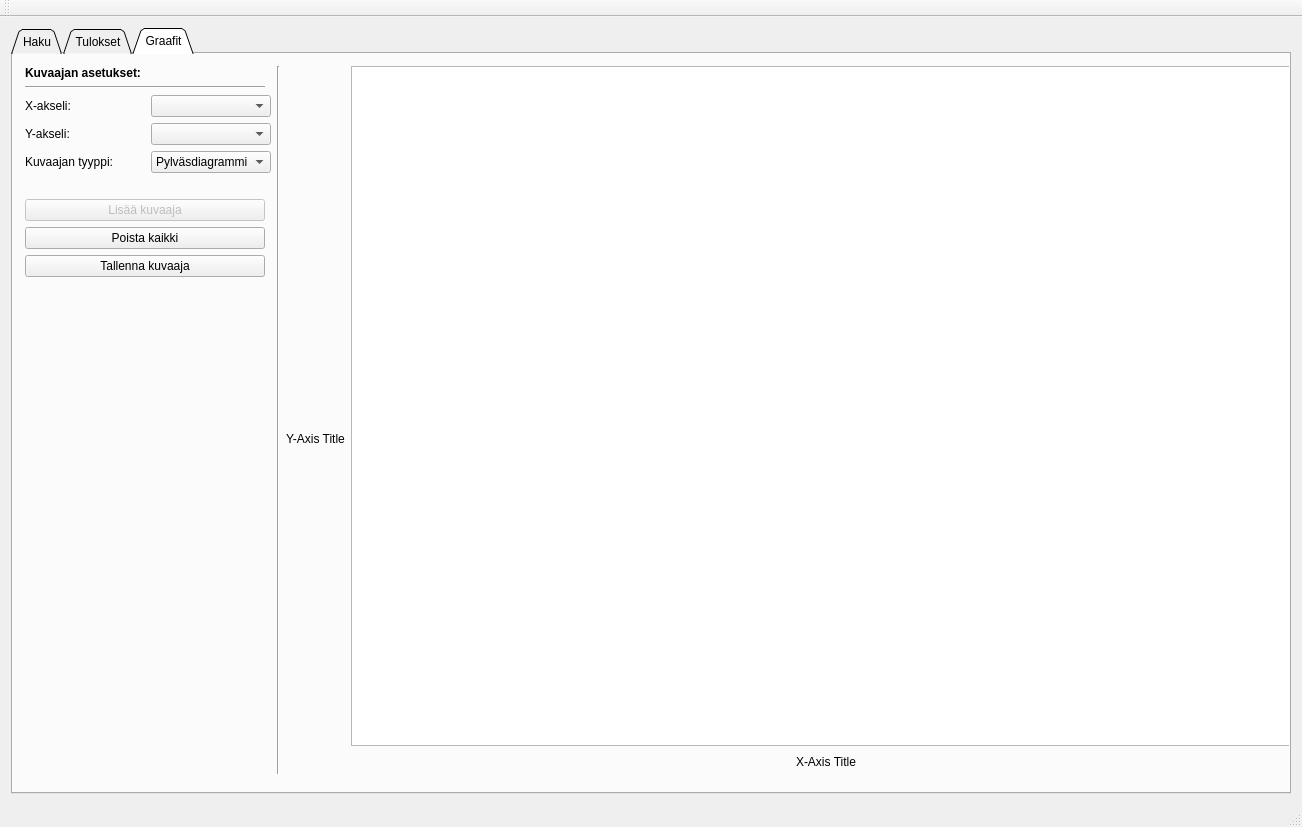
Before: the Qt Designer form App/UI/finlandia.ui in vikidi/Finlandia-Hiihto-Visual, drawn with Qt 5.
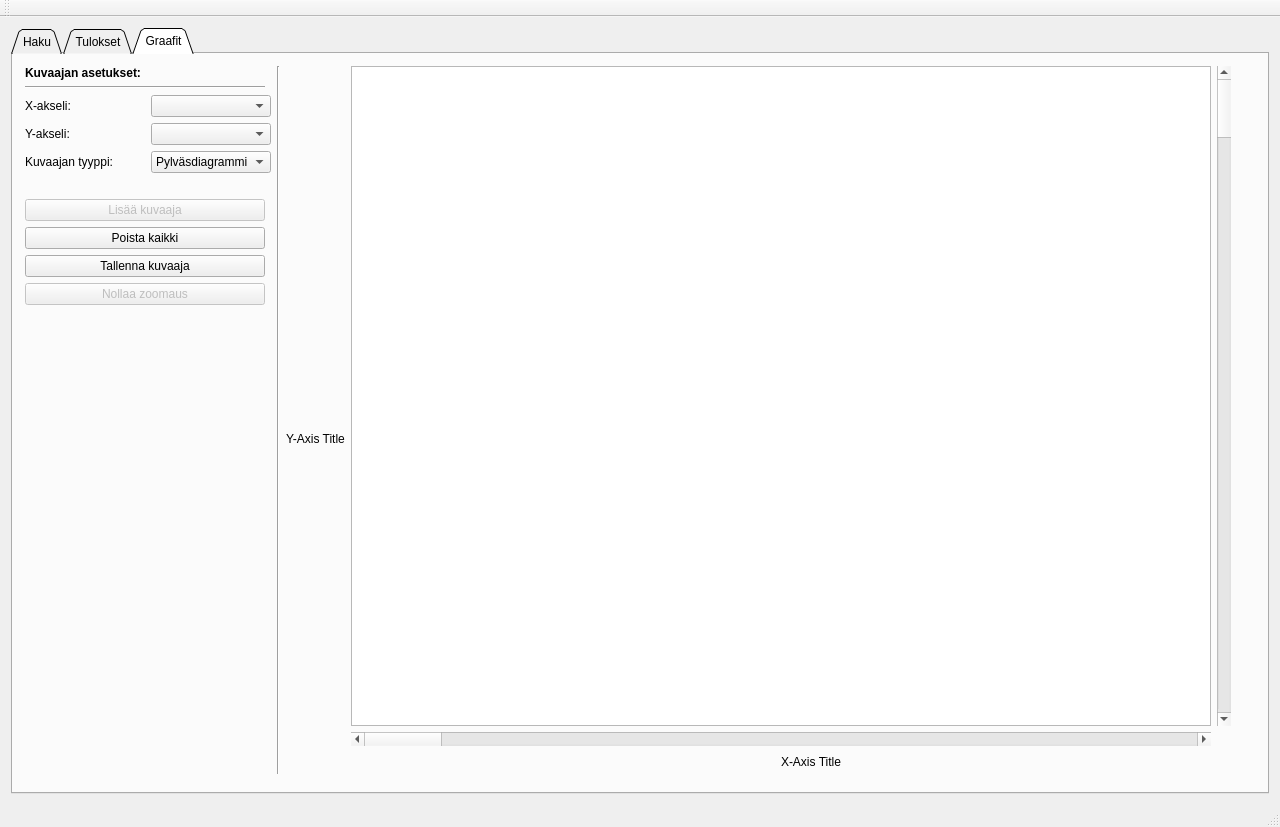
After: the same form once the commit is applied. The open tabs and pages were chosen to show the change. Custom widgets are drawn as their Qt base class.

Commit message: Zoom reseting, stricter boundaries to graphs

Patch:
```diff
--- a/App/UI/finlandia.ui
+++ b/App/UI/finlandia.ui
@@ -6,7 +6,7 @@
    <rect>
     <x>0</x>
     <y>0</y>
-    <width>1302</width>
+    <width>1280</width>
     <height>827</height>
    </rect>
   </property>
@@ -1602,8 +1602,8 @@
          <rect>
           <x>1</x>
           <y>1</y>
-          <width>2001</width>
-          <height>722</height>
+          <width>1251</width>
+          <height>741</height>
          </rect>
         </property>
         <layout class="QHBoxLayout" name="horizontalLayout_9">
@@ -1845,6 +1845,28 @@
              </property>
             </widget>
            </item>
+           <item>
+            <widget class="QPushButton" name="btn_resetZoom">
+             <property name="enabled">
+              <bool>false</bool>
+             </property>
+             <property name="minimumSize">
+              <size>
+               <width>240</width>
+               <height>0</height>
+              </size>
+             </property>
+             <property name="maximumSize">
+              <size>
+               <width>240</width>
+               <height>16777215</height>
+              </size>
+             </property>
+             <property name="text">
+              <string>Nollaa zoomaus</string>
+             </property>
+            </widget>
+           </item>
            <item>
             <spacer name="verticalSpacer_4">
              <property name="orientation">
@@ -1877,20 +1899,76 @@
          <item>
           <layout class="QVBoxLayout" name="verticalLayout_7">
            <item>
-            <widget class="QChartView" name="graafiWiev">
-             <property name="minimumSize">
-              <size>
-               <width>950</width>
-               <height>680</height>
-              </size>
-             </property>
-             <property name="maximumSize">
-              <size>
-               <width>1000</width>
-               <height>700</height>
-              </size>
-             </property>
-            </widget>
+            <layout class="QVBoxLayout" name="verticalLayout_4">
+             <item>
+              <layout class="QHBoxLayout" name="horizontalLayout_11">
+               <item>
+                <widget class="QChartView" name="graafiWiev">
+                 <property name="minimumSize">
+                  <size>
+                   <width>860</width>
+                   <height>660</height>
+                  </size>
+                 </property>
+                 <property name="maximumSize">
+                  <size>
+                   <width>860</width>
+                   <height>660</height>
+                  </size>
+                 </property>
+                 <property name="layoutDirection">
+                  <enum>Qt::LeftToRight</enum>
+                 </property>
+                 <property name="alignment">
+                  <set>Qt::AlignLeading|Qt::AlignLeft|Qt::AlignVCenter</set>
+                 </property>
+                 <property name="transformationAnchor">
+                  <enum>QGraphicsView::AnchorViewCenter</enum>
+                 </property>
+                </widget>
+               </item>
+               <item>
+                <widget class="QScrollBar" name="verticalGraphScroll">
+                 <property name="orientation">
+                  <enum>Qt::Vertical</enum>
+                 </property>
+                </widget>
+               </item>
+               <item>
+                <spacer name="horizontalSpacer_8">
+                 <property name="orientation">
+                  <enum>Qt::Horizontal</enum>
+                 </property>
+                 <property name="sizeHint" stdset="0">
+                  <size>
+                   <width>40</width>
+                   <height>20</height>
+                  </size>
+                 </property>
+                </spacer>
+               </item>
+              </layout>
+             </item>
+             <item>
+              <widget class="QScrollBar" name="horizontalGraphScroll">
+               <property name="minimumSize">
+                <size>
+                 <width>860</width>
+                 <height>0</height>
+                </size>
+               </property>
+               <property name="maximumSize">
+                <size>
+                 <width>860</width>
+                 <height>16777215</height>
+                </size>
+               </property>
+               <property name="orientation">
+                <enum>Qt::Horizontal</enum>
+               </property>
+              </widget>
+             </item>
+            </layout>
            </item>
            <item>
             <layout class="QHBoxLayout" name="horizontalLayout_12">
```
Left out of the diff: 9 changed lines with no effect on the pictures. The commit also changes 2 other files.
